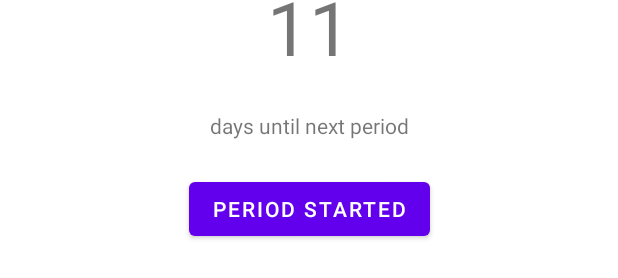
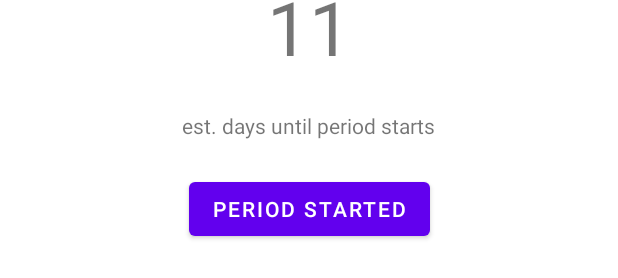
Before and after one commit to cedwards036/OpenPeriod, an Android app: the layout fragment_home.xml on its own in the app's theme, with its tools: preview values and no code run, on a phone screen of 412 x 824 dp. Shown: the part 409-687 px from the top of the screen. Run offline under Robolectric (Android 15) with nearby library versions, the phone set to English and light mode, and no system bars.

Commit message:
update label text

```diff
--- a/app/src/main/res/values/strings.xml
+++ b/app/src/main/res/values/strings.xml
@@ -2,5 +2,5 @@
     <string name="app_name">OpenPeriod</string>
     <string name="start_period">Period started</string>
     <string name="home_fragment_label">Home</string>
-    <string name="days_until_next_period_label">days until next period</string>
+    <string name="days_until_next_period_label">est. days until period starts</string>
 </resources>
```
